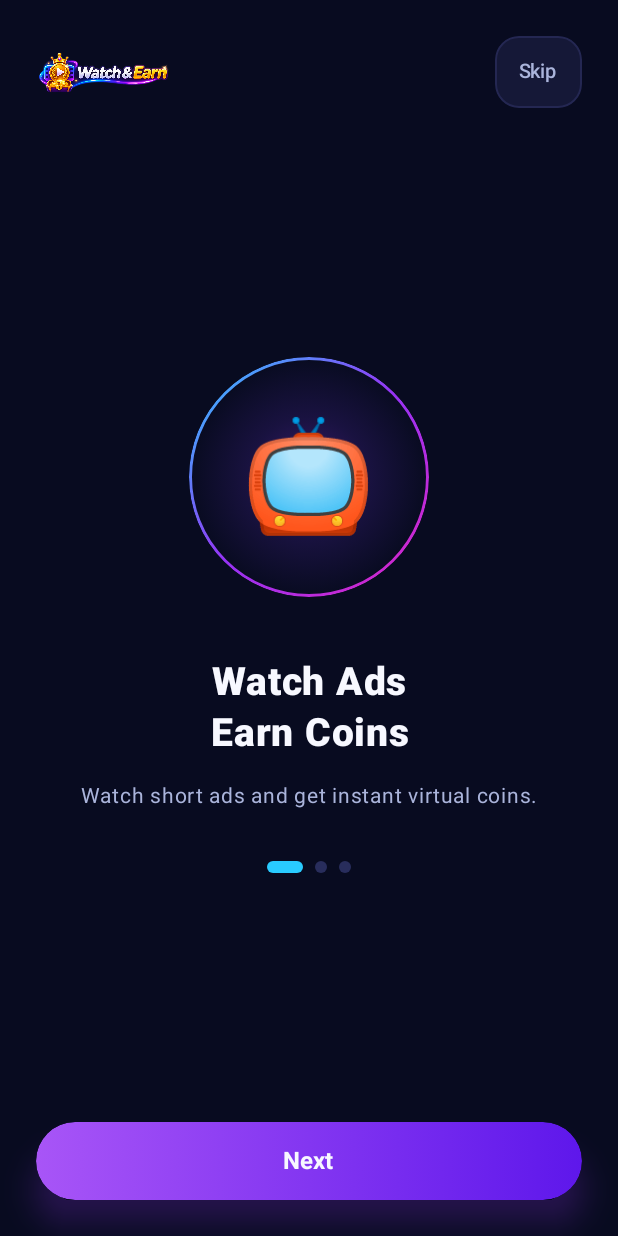
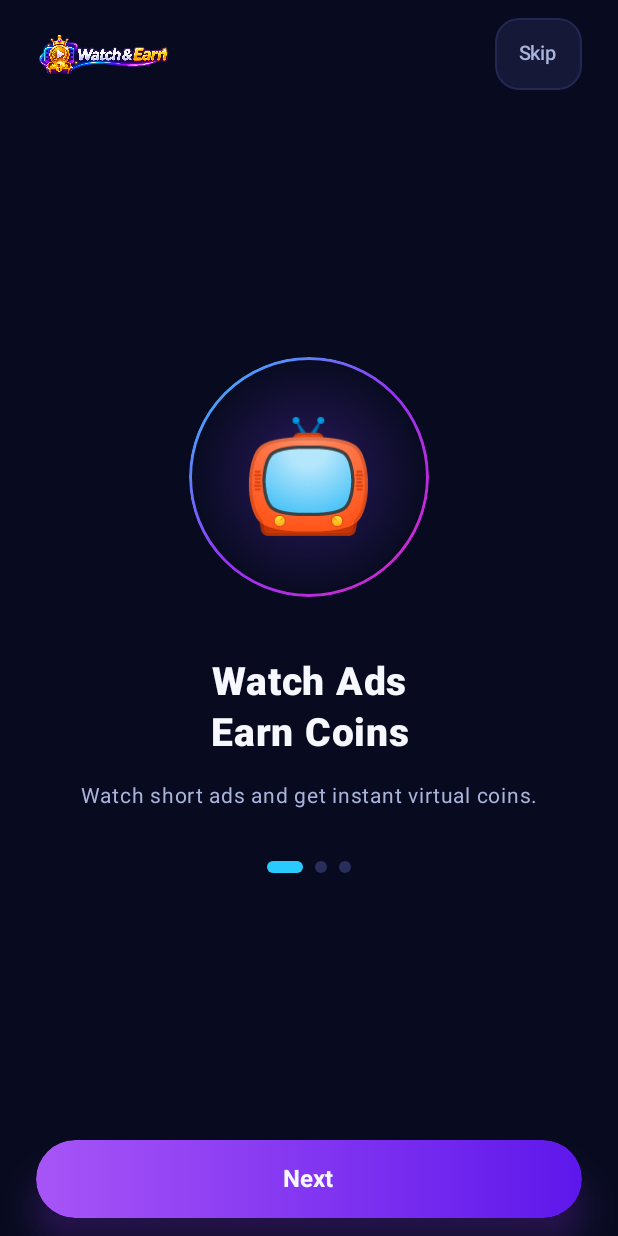
Before and after one commit to Watch-Earn/watch-earn.app, an Android app built with Jetpack Compose: the composable OnboardingScreen shown on its own in the app's theme, on a phone screen of 412 x 824 dp. Run offline under Robolectric (Android 15) with nearby library versions, the phone set to English and light mode, and no system bars.

Commit message:
Refactor OnboardingScreen layout for improved padding and status bar handling

```diff
--- a/android/app/src/main/kotlin/com/watchearn/app/ui/screens/onboarding/OnboardingScreen.kt
+++ b/android/app/src/main/kotlin/com/watchearn/app/ui/screens/onboarding/OnboardingScreen.kt
@@ -62,15 +62,14 @@ fun OnboardingScreen(onFinish: () -> Unit) {
         modifier = Modifier
             .fillMaxSize()
             .background(DarkNavyBg)
-            .padding(24.dp),
+            .statusBarsPadding()
+            .padding(horizontal = 24.dp, vertical = 12.dp),
         horizontalAlignment = Alignment.CenterHorizontally,
         verticalArrangement = Arrangement.SpaceBetween
     ) {
         // Top Bar: Brand Logo & Skip Button
         Row(
-            modifier = Modifier
-                .fillMaxWidth()
-                .statusBarsPadding(),
+            modifier = Modifier.fillMaxWidth(),
             horizontalArrangement = Arrangement.SpaceBetween,
             verticalAlignment = Alignment.CenterVertically
         ) {
```
